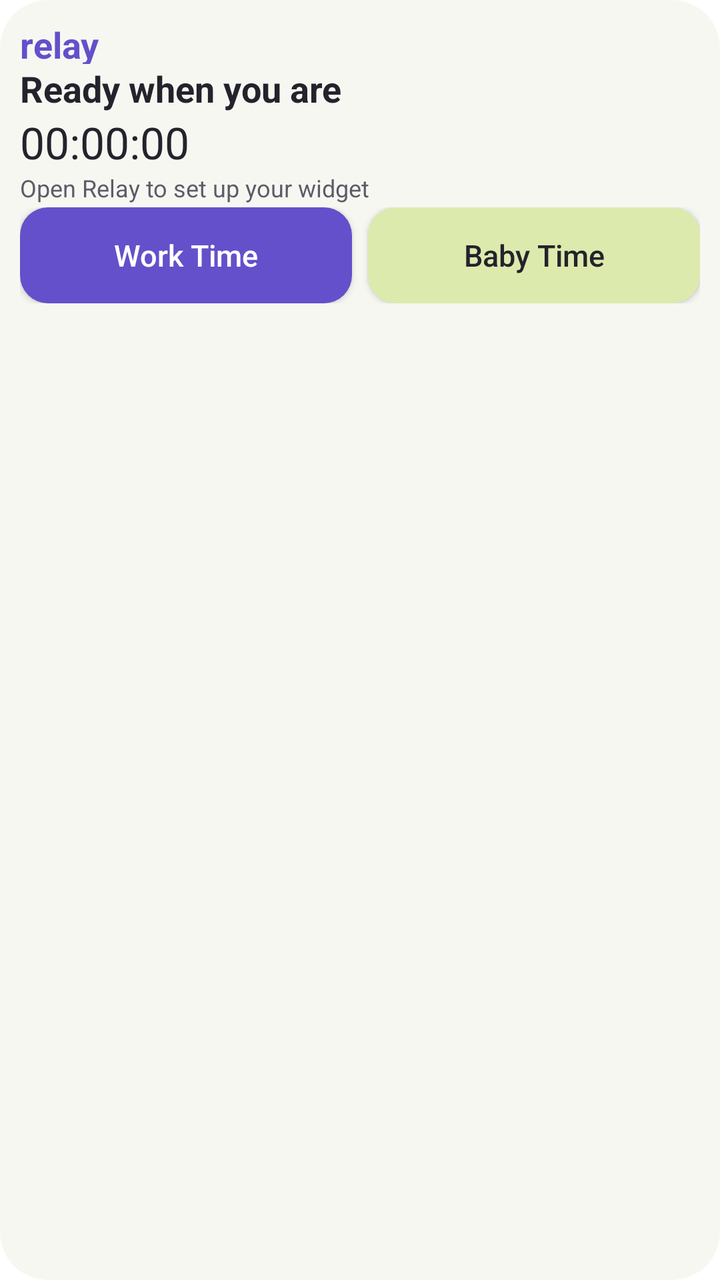
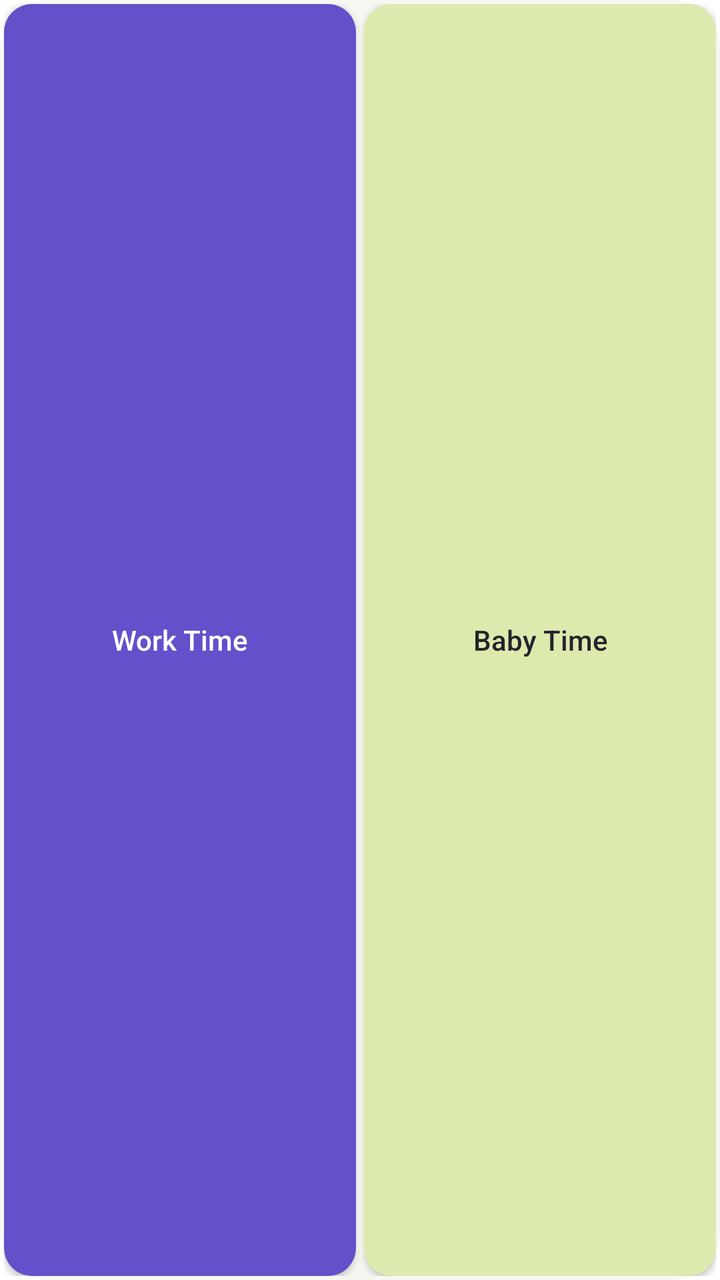

Two renders of the same Android screen: before a commit and after it. Below are the layout's source before the change and the commit's diff.
<!-- AndroidManifest.xml: fallback theme Theme.MaterialComponents.DayNight.NoActionBar -->
<!-- res/layout/relay_widget.xml -->
<?xml version="1.0" encoding="utf-8"?>
<LinearLayout xmlns:android="http://schemas.android.com/apk/res/android"
    android:id="@+id/widget_root"
    android:layout_width="match_parent" android:layout_height="match_parent"
    android:backgroundTint="@null" android:background="@drawable/widget_background" android:orientation="vertical"
    android:padding="10dp">
    <TextView android:id="@+id/widget_brand" android:layout_width="match_parent" android:layout_height="22dp"
        android:text="relay" android:textColor="#6450CA" android:textSize="18sp" android:textStyle="bold"
        android:contentDescription="Open Relay" />
    <LinearLayout android:id="@+id/widget_normal" android:layout_width="match_parent" android:layout_height="wrap_content" android:orientation="vertical">
        <TextView android:id="@+id/widget_status" android:layout_width="match_parent" android:layout_height="wrap_content"
            android:text="Ready when you are" android:textColor="#24232C" android:textSize="18sp" android:textStyle="bold" android:maxLines="1" android:ellipsize="end" />
        <Chronometer android:id="@+id/widget_clock" android:layout_width="match_parent" android:layout_height="wrap_content"
            android:textColor="#24232C" android:textSize="22sp" android:visibility="gone" />
        <TextView android:id="@+id/widget_time_static" android:layout_width="match_parent" android:layout_height="wrap_content"
            android:text="00:00:00" android:textColor="#24232C" android:textSize="22sp" />
        <TextView android:id="@+id/widget_subtitle" android:layout_width="match_parent" android:layout_height="18dp"
            android:text="Open Relay to set up your widget" android:textColor="#5E5B68" android:textSize="12sp" android:maxLines="1" android:ellipsize="end" />
        <LinearLayout android:layout_width="match_parent" android:layout_height="48dp" android:orientation="horizontal">
            <Button android:id="@+id/widget_work" android:layout_width="0dp" android:layout_height="match_parent" android:layout_weight="1"
                android:backgroundTint="@null" android:background="@drawable/widget_work_button" android:layout_marginEnd="4dp" android:text="Work Time" android:textColor="#FFFFFF" android:textSize="15sp" android:textAllCaps="false" android:padding="0dp" />
            <Button android:id="@+id/widget_baby" android:layout_width="0dp" android:layout_height="match_parent" android:layout_weight="1"
                android:backgroundTint="@null" android:background="@drawable/widget_baby_button" android:layout_marginStart="4dp" android:text="Baby Time" android:textColor="#24232C" android:textSize="15sp" android:textAllCaps="false" android:padding="0dp" />
        </LinearLayout>
        <LinearLayout android:id="@+id/widget_session_actions" android:layout_width="match_parent" android:layout_height="48dp" android:layout_marginTop="6dp" android:orientation="horizontal" android:visibility="gone">
            <Button android:id="@+id/widget_interruption" android:layout_width="0dp" android:layout_height="match_parent" android:layout_weight="2"
                android:backgroundTint="@null" android:background="@drawable/widget_interruption_button" android:layout_marginEnd="4dp" android:text="Interruption" android:textColor="#24232C" android:textSize="15sp" android:textAllCaps="false" android:padding="0dp" />
            <Button android:id="@+id/widget_end" android:layout_width="0dp" android:layout_height="match_parent" android:layout_weight="1"
                android:backgroundTint="@null" android:background="@drawable/widget_neutral_button" android:layout_marginStart="4dp" android:text="End" android:textColor="#24232C" android:textSize="15sp" android:textAllCaps="false" android:padding="0dp" />
        </LinearLayout>
    </LinearLayout>
    <LinearLayout android:id="@+id/widget_picker" android:layout_width="match_parent" android:layout_height="wrap_content" android:orientation="vertical" android:visibility="gone">
        <LinearLayout android:layout_width="match_parent" android:layout_height="32dp" android:orientation="horizontal">
            <TextView android:layout_width="0dp" android:layout_height="match_parent" android:layout_weight="2" android:text="Who needs you?" android:textColor="#24232C" android:textSize="17sp" android:textStyle="bold" android:gravity="center_vertical" />
            <TextView android:id="@+id/widget_cancel" android:layout_width="0dp" android:layout_height="match_parent" android:layout_weight="1" android:text="Cancel" android:textColor="#6450CA" android:textSize="14sp" android:gravity="center" />
        </LinearLayout>
        <LinearLayout android:layout_width="match_parent" android:layout_height="48dp" android:orientation="horizontal">
            <Button android:id="@+id/widget_baby_0" android:layout_width="0dp" android:layout_height="match_parent" android:layout_weight="1" android:layout_marginEnd="4dp" android:backgroundTint="@null" android:background="@drawable/widget_baby_button" android:textColor="#24232C" android:textSize="15sp" android:textAllCaps="false" android:padding="4dp" android:maxLines="1" android:ellipsize="end" />
            <Button android:id="@+id/widget_baby_1" android:layout_width="0dp" android:layout_height="match_parent" android:layout_weight="1" android:layout_marginStart="4dp" android:backgroundTint="@null" android:background="@drawable/widget_baby_button" android:textColor="#24232C" android:textSize="15sp" android:textAllCaps="false" android:padding="4dp" android:maxLines="1" android:ellipsize="end" />
        </LinearLayout>
        <LinearLayout android:id="@+id/widget_baby_row_2" android:layout_width="match_parent" android:layout_height="48dp" android:layout_marginTop="6dp" android:orientation="horizontal">
            <Button android:id="@+id/widget_baby_2" android:layout_width="0dp" android:layout_height="match_parent" android:layout_weight="1" android:layout_marginEnd="4dp" android:backgroundTint="@null" android:background="@drawable/widget_baby_button" android:textColor="#24232C" android:textSize="15sp" android:textAllCaps="false" android:padding="4dp" android:maxLines="1" android:ellipsize="end" />
            <Button android:id="@+id/widget_baby_3" android:layout_width="0dp" android:layout_height="match_parent" android:layout_weight="1" android:layout_marginStart="4dp" android:backgroundTint="@null" android:background="@drawable/widget_baby_button" android:textColor="#24232C" android:textSize="15sp" android:textAllCaps="false" android:padding="4dp" android:maxLines="1" android:ellipsize="end" />
        </LinearLayout>
        <LinearLayout android:layout_width="match_parent" android:layout_height="48dp" android:layout_marginTop="6dp" android:orientation="horizontal">
            <Button android:id="@+id/widget_all_babies" android:layout_width="0dp" android:layout_height="match_parent" android:layout_weight="1" android:backgroundTint="@null" android:background="@drawable/widget_work_button" android:layout_marginEnd="4dp" android:text="All babies" android:textColor="#FFFFFF" android:textSize="15sp" android:textAllCaps="false" android:padding="0dp" />
            <Button android:id="@+id/widget_more_babies" android:layout_width="0dp" android:layout_height="match_parent" android:layout_weight="1" android:backgroundTint="@null" android:background="@drawable/widget_neutral_button" android:layout_marginStart="4dp" android:text="More babies →" android:textColor="#24232C" android:textSize="14sp" android:textAllCaps="false" android:padding="0dp" android:visibility="gone" />
        </LinearLayout>
    </LinearLayout>
</LinearLayout>
<!-- resources referenced by this layout -->
<resources>
  <!-- drawable widget_baby_button (drawable) -->
  <?xml version="1.0" encoding="utf-8"?>
  <shape xmlns:android="http://schemas.android.com/apk/res/android" android:shape="rectangle">
      <solid android:color="#DDEAAD" />
      <corners android:radius="14dp" />
  </shape>
  <!-- drawable widget_background (drawable) -->
  <?xml version="1.0" encoding="utf-8"?>
  <shape xmlns:android="http://schemas.android.com/apk/res/android" android:shape="rectangle">
      <solid android:color="#F7F7F2" />
      <corners android:radius="24dp" />
  </shape>
  <!-- drawable widget_interruption_button (drawable) -->
  <?xml version="1.0" encoding="utf-8"?>
  <shape xmlns:android="http://schemas.android.com/apk/res/android" android:shape="rectangle">
      <solid android:color="#F3C879" />
      <corners android:radius="14dp" />
  </shape>
  <!-- drawable widget_neutral_button (drawable) -->
  <?xml version="1.0" encoding="utf-8"?>
  <shape xmlns:android="http://schemas.android.com/apk/res/android" android:shape="rectangle">
      <solid android:color="#EEEBFC" />
      <corners android:radius="14dp" />
  </shape>
  <!-- drawable widget_work_button (drawable) -->
  <?xml version="1.0" encoding="utf-8"?>
  <shape xmlns:android="http://schemas.android.com/apk/res/android" android:shape="rectangle">
      <solid android:color="#6450CA" />
      <corners android:radius="14dp" />
  </shape>
</resources>

<!-- the commit's change to res/layout/relay_widget.xml (unified diff, before → after) -->
@@ -1,50 +1,27 @@
 <?xml version="1.0" encoding="utf-8"?>
-<LinearLayout xmlns:android="http://schemas.android.com/apk/res/android"
-    android:id="@+id/widget_root"
-    android:layout_width="match_parent" android:layout_height="match_parent"
-    android:backgroundTint="@null" android:background="@drawable/widget_background" android:orientation="vertical"
-    android:padding="10dp">
-    <TextView android:id="@+id/widget_brand" android:layout_width="match_parent" android:layout_height="22dp"
-        android:text="relay" android:textColor="#6450CA" android:textSize="18sp" android:textStyle="bold"
-        android:contentDescription="Open Relay" />
-    <LinearLayout android:id="@+id/widget_normal" android:layout_width="match_parent" android:layout_height="wrap_content" android:orientation="vertical">
-        <TextView android:id="@+id/widget_status" android:layout_width="match_parent" android:layout_height="wrap_content"
-            android:text="Ready when you are" android:textColor="#24232C" android:textSize="18sp" android:textStyle="bold" android:maxLines="1" android:ellipsize="end" />
-        <Chronometer android:id="@+id/widget_clock" android:layout_width="match_parent" android:layout_height="wrap_content"
-            android:textColor="#24232C" android:textSize="22sp" android:visibility="gone" />
-        <TextView android:id="@+id/widget_time_static" android:layout_width="match_parent" android:layout_height="wrap_content"
-            android:text="00:00:00" android:textColor="#24232C" android:textSize="22sp" />
-        <TextView android:id="@+id/widget_subtitle" android:layout_width="match_parent" android:layout_height="18dp"
-            android:text="Open Relay to set up your widget" android:textColor="#5E5B68" android:textSize="12sp" android:maxLines="1" android:ellipsize="end" />
-        <LinearLayout android:layout_width="match_parent" android:layout_height="48dp" android:orientation="horizontal">
-            <Button android:id="@+id/widget_work" android:layout_width="0dp" android:layout_height="match_parent" android:layout_weight="1"
-                android:backgroundTint="@null" android:background="@drawable/widget_work_button" android:layout_marginEnd="4dp" android:text="Work Time" android:textColor="#FFFFFF" android:textSize="15sp" android:textAllCaps="false" android:padding="0dp" />
-            <Button android:id="@+id/widget_baby" android:layout_width="0dp" android:layout_height="match_parent" android:layout_weight="1"
-                android:backgroundTint="@null" android:background="@drawable/widget_baby_button" android:layout_marginStart="4dp" android:text="Baby Time" android:textColor="#24232C" android:textSize="15sp" android:textAllCaps="false" android:padding="0dp" />
-        </LinearLayout>
-        <LinearLayout android:id="@+id/widget_session_actions" android:layout_width="match_parent" android:layout_height="48dp" android:layout_marginTop="6dp" android:orientation="horizontal" android:visibility="gone">
-            <Button android:id="@+id/widget_interruption" android:layout_width="0dp" android:layout_height="match_parent" android:layout_weight="2"
-                android:backgroundTint="@null" android:background="@drawable/widget_interruption_button" android:layout_marginEnd="4dp" android:text="Interruption" android:textColor="#24232C" android:textSize="15sp" android:textAllCaps="false" android:padding="0dp" />
-            <Button android:id="@+id/widget_end" android:layout_width="0dp" android:layout_height="match_parent" android:layout_weight="1"
-                android:backgroundTint="@null" android:background="@drawable/widget_neutral_button" android:layout_marginStart="4dp" android:text="End" android:textColor="#24232C" android:textSize="15sp" android:textAllCaps="false" android:padding="0dp" />
-        </LinearLayout>
-    </LinearLayout>
-    <LinearLayout android:id="@+id/widget_picker" android:layout_width="match_parent" android:layout_height="wrap_content" android:orientation="vertical" android:visibility="gone">
-        <LinearLayout android:layout_width="match_parent" android:layout_height="32dp" android:orientation="horizontal">
-            <TextView android:layout_width="0dp" android:layout_height="match_parent" android:layout_weight="2" android:text="Who needs you?" android:textColor="#24232C" android:textSize="17sp" android:textStyle="bold" android:gravity="center_vertical" />
-            <TextView android:id="@+id/widget_cancel" android:layout_width="0dp" android:layout_height="match_parent" android:layout_weight="1" android:text="Cancel" android:textColor="#6450CA" android:textSize="14sp" android:gravity="center" />
-        </LinearLayout>
-        <LinearLayout android:layout_width="match_parent" android:layout_height="48dp" android:orientation="horizontal">
-            <Button android:id="@+id/widget_baby_0" android:layout_width="0dp" android:layout_height="match_parent" android:layout_weight="1" android:layout_marginEnd="4dp" android:backgroundTint="@null" android:background="@drawable/widget_baby_button" android:textColor="#24232C" android:textSize="15sp" android:textAllCaps="false" android:padding="4dp" android:maxLines="1" android:ellipsize="end" />
-            <Button android:id="@+id/widget_baby_1" android:layout_width="0dp" android:layout_height="match_parent" android:layout_weight="1" android:layout_marginStart="4dp" android:backgroundTint="@null" android:background="@drawable/widget_baby_button" android:textColor="#24232C" android:textSize="15sp" android:textAllCaps="false" android:padding="4dp" android:maxLines="1" android:ellipsize="end" />
-        </LinearLayout>
-        <LinearLayout android:id="@+id/widget_baby_row_2" android:layout_width="match_parent" android:layout_height="48dp" android:layout_marginTop="6dp" android:orientation="horizontal">
-            <Button android:id="@+id/widget_baby_2" android:layout_width="0dp" android:layout_height="match_parent" android:layout_weight="1" android:layout_marginEnd="4dp" android:backgroundTint="@null" android:background="@drawable/widget_baby_button" android:textColor="#24232C" android:textSize="15sp" android:textAllCaps="false" android:padding="4dp" android:maxLines="1" android:ellipsize="end" />
-            <Button android:id="@+id/widget_baby_3" android:layout_width="0dp" android:layout_height="match_parent" android:layout_weight="1" android:layout_marginStart="4dp" android:backgroundTint="@null" android:background="@drawable/widget_baby_button" android:textColor="#24232C" android:textSize="15sp" android:textAllCaps="false" android:padding="4dp" android:maxLines="1" android:ellipsize="end" />
-        </LinearLayout>
-        <LinearLayout android:layout_width="match_parent" android:layout_height="48dp" android:layout_marginTop="6dp" android:orientation="horizontal">
-            <Button android:id="@+id/widget_all_babies" android:layout_width="0dp" android:layout_height="match_parent" android:layout_weight="1" android:backgroundTint="@null" android:background="@drawable/widget_work_button" android:layout_marginEnd="4dp" android:text="All babies" android:textColor="#FFFFFF" android:textSize="15sp" android:textAllCaps="false" android:padding="0dp" />
-            <Button android:id="@+id/widget_more_babies" android:layout_width="0dp" android:layout_height="match_parent" android:layout_weight="1" android:backgroundTint="@null" android:background="@drawable/widget_neutral_button" android:layout_marginStart="4dp" android:text="More babies →" android:textColor="#24232C" android:textSize="14sp" android:textAllCaps="false" android:padding="0dp" android:visibility="gone" />
-        </LinearLayout>
-    </LinearLayout>
+<LinearLayout xmlns:android="http://schemas.android.com/apk/res/android" android:id="@+id/widget_root" android:layout_width="match_parent" android:layout_height="match_parent" android:background="@drawable/widget_background" android:backgroundTint="@null" android:padding="2dp" android:orientation="vertical" android:gravity="center_vertical">
+<LinearLayout android:id="@+id/widget_normal" android:layout_width="match_parent" android:layout_height="match_parent" android:orientation="vertical">
+<TextView android:id="@+id/widget_error" android:layout_width="match_parent" android:layout_height="16dp" android:textColor="#9D3424" android:textSize="10sp" android:includeFontPadding="false" android:maxLines="1" android:ellipsize="end" android:visibility="gone"/>
+<LinearLayout android:id="@+id/widget_session_summary" android:visibility="gone" android:layout_width="match_parent" android:layout_height="16dp" android:orientation="horizontal" android:gravity="center_vertical">
+<TextView android:id="@+id/widget_status" android:layout_width="0dp" android:layout_height="match_parent" android:layout_weight="1" android:layout_marginEnd="3dp" android:gravity="center_vertical" android:includeFontPadding="false" android:text="Work Time" android:textColor="#24232C" android:textSize="12sp" android:textStyle="bold" android:maxLines="1" android:ellipsize="end"/>
+<FrameLayout android:layout_width="wrap_content" android:layout_height="match_parent">
+<Chronometer android:id="@+id/widget_clock" android:layout_width="wrap_content" android:layout_height="match_parent" android:gravity="center_vertical" android:includeFontPadding="false" android:textColor="#24232C" android:textSize="14sp" android:visibility="gone"/>
+<TextView android:id="@+id/widget_time_static" android:layout_width="wrap_content" android:layout_height="match_parent" android:gravity="center_vertical" android:includeFontPadding="false" android:text="00:00:00" android:textColor="#24232C" android:textSize="14sp"/>
+</FrameLayout>
 </LinearLayout>
+<LinearLayout android:id="@+id/widget_start_actions" android:layout_width="match_parent" android:layout_height="0dp" android:layout_weight="1" android:orientation="horizontal">
+<Button android:id="@+id/widget_work" android:backgroundTint="@null" android:background="@drawable/widget_work_button" android:text="Work Time" android:textColor="#FFFFFF" android:textSize="13sp" android:textAllCaps="false" android:padding="0dp" android:minWidth="0dp" android:minHeight="0dp" android:maxLines="2" android:ellipsize="end" android:autoSizeTextType="uniform" android:autoSizeMinTextSize="11sp" android:autoSizeMaxTextSize="14sp" android:autoSizeStepGranularity="1sp" android:layout_width="0dp" android:layout_height="match_parent" android:layout_weight="1" android:layout_marginEnd="2dp"/><Button android:id="@+id/widget_baby" android:backgroundTint="@null" android:background="@drawable/widget_baby_button" android:text="Baby Time" android:textColor="#24232C" android:textSize="13sp" android:textAllCaps="false" android:padding="0dp" android:minWidth="0dp" android:minHeight="0dp" android:maxLines="2" android:ellipsize="end" android:autoSizeTextType="uniform" android:autoSizeMinTextSize="11sp" android:autoSizeMaxTextSize="14sp" android:autoSizeStepGranularity="1sp" android:layout_width="0dp" android:layout_height="match_parent" android:layout_weight="1" android:layout_marginStart="2dp"/></LinearLayout>
+<LinearLayout android:id="@+id/widget_session_actions" android:layout_width="match_parent" android:layout_height="0dp" android:layout_weight="1" android:orientation="horizontal" android:visibility="gone">
+<Button android:id="@+id/widget_interruption" android:backgroundTint="@null" android:background="@drawable/widget_interruption_button" android:text="Interruption" android:textColor="#24232C" android:textSize="13sp" android:textAllCaps="false" android:padding="0dp" android:minWidth="0dp" android:minHeight="0dp" android:maxLines="2" android:ellipsize="end" android:autoSizeTextType="uniform" android:autoSizeMinTextSize="11sp" android:autoSizeMaxTextSize="14sp" android:autoSizeStepGranularity="1sp" android:layout_width="0dp" android:layout_height="match_parent" android:layout_weight="2" android:layout_marginEnd="2dp"/><Button android:id="@+id/widget_change_baby" android:backgroundTint="@null" android:background="@drawable/widget_baby_button" android:text="Change baby" android:textColor="#24232C" android:textSize="13sp" android:textAllCaps="false" android:padding="0dp" android:minWidth="0dp" android:minHeight="0dp" android:maxLines="2" android:ellipsize="end" android:autoSizeTextType="uniform" android:autoSizeMinTextSize="11sp" android:autoSizeMaxTextSize="14sp" android:autoSizeStepGranularity="1sp" android:layout_width="0dp" android:layout_height="match_parent" android:layout_weight="2" android:layout_marginEnd="2dp" android:visibility="gone"/><Button android:id="@+id/widget_end" android:backgroundTint="@null" android:background="@drawable/widget_neutral_button" android:text="End" android:textColor="#24232C" android:textSize="13sp" android:textAllCaps="false" android:padding="0dp" android:minWidth="0dp" android:minHeight="0dp" android:maxLines="2" android:ellipsize="end" android:autoSizeTextType="uniform" android:autoSizeMinTextSize="11sp" android:autoSizeMaxTextSize="14sp" android:autoSizeStepGranularity="1sp" android:layout_width="0dp" android:layout_height="match_parent" android:layout_weight="1" android:layout_marginStart="2dp"/></LinearLayout>
+</LinearLayout>
+<include layout="@layout/relay_widget_picker"/>
+</LinearLayout>
+<!-- res/layout/relay_widget_picker.xml (included above) -->
+<?xml version="1.0" encoding="utf-8"?>
+<LinearLayout xmlns:android="http://schemas.android.com/apk/res/android" android:id="@+id/widget_picker" android:layout_width="match_parent" android:layout_height="match_parent" android:orientation="vertical" android:gravity="center_vertical" android:visibility="gone"><LinearLayout android:id="@+id/widget_picker_compact" android:layout_width="match_parent" android:layout_height="match_parent" android:orientation="vertical">
+<TextView android:id="@+id/widget_cancel_compact" android:layout_width="match_parent" android:layout_height="16dp" android:text="× Cancel" android:contentDescription="Cancel baby selection" android:textColor="#6450CA" android:textSize="10sp" android:gravity="center_vertical|end" android:includeFontPadding="false"/>
+<LinearLayout android:layout_width="match_parent" android:layout_height="0dp" android:layout_weight="1" android:orientation="horizontal">
+<Button android:id="@+id/widget_previous_baby" android:backgroundTint="@null" android:background="@drawable/widget_neutral_button" android:text="‹" android:textColor="#24232C" android:textSize="13sp" android:textAllCaps="false" android:padding="0dp" android:minWidth="0dp" android:minHeight="0dp" android:maxLines="2" android:ellipsize="end" android:autoSizeTextType="uniform" android:autoSizeMinTextSize="11sp" android:autoSizeMaxTextSize="14sp" android:autoSizeStepGranularity="1sp" android:layout_width="28dp" android:layout_height="match_parent" android:contentDescription="Previous baby" android:layout_marginEnd="2dp"/><Button android:id="@+id/widget_selected_baby" android:backgroundTint="@null" android:background="@drawable/widget_baby_button" android:text="" android:textColor="#24232C" android:textSize="13sp" android:textAllCaps="false" android:padding="0dp" android:minWidth="0dp" android:minHeight="0dp" android:maxLines="2" android:ellipsize="end" android:autoSizeTextType="uniform" android:autoSizeMinTextSize="11sp" android:autoSizeMaxTextSize="14sp" android:autoSizeStepGranularity="1sp" android:layout_width="0dp" android:layout_height="match_parent" android:layout_weight="1"/><Button android:id="@+id/widget_next_baby" android:backgroundTint="@null" android:background="@drawable/widget_neutral_button" android:text="›" android:textColor="#24232C" android:textSize="13sp" android:textAllCaps="false" android:padding="0dp" android:minWidth="0dp" android:minHeight="0dp" android:maxLines="2" android:ellipsize="end" android:autoSizeTextType="uniform" android:autoSizeMinTextSize="11sp" android:autoSizeMaxTextSize="14sp" android:autoSizeStepGranularity="1sp" android:layout_width="28dp" android:layout_height="match_parent" android:contentDescription="Next baby" android:layout_marginStart="2dp"/></LinearLayout></LinearLayout><LinearLayout android:id="@+id/widget_picker_full" android:layout_width="match_parent" android:layout_height="wrap_content" android:orientation="vertical">
+<LinearLayout android:layout_width="match_parent" android:layout_height="40dp" android:orientation="horizontal">
+<TextView android:layout_width="0dp" android:layout_height="match_parent" android:layout_weight="1" android:text="Baby Time" android:textColor="#24232C" android:textSize="17sp" android:textStyle="bold" android:gravity="center_vertical"/>
+<Button android:id="@+id/widget_cancel" android:backgroundTint="@null" android:background="@drawable/widget_neutral_button" android:text="Cancel" android:textColor="#24232C" android:textSize="13sp" android:textAllCaps="false" android:padding="0dp" android:minWidth="0dp" android:minHeight="0dp" android:maxLines="2" android:ellipsize="end" android:autoSizeTextType="uniform" android:autoSizeMinTextSize="11sp" android:autoSizeMaxTextSize="14sp" android:autoSizeStepGranularity="1sp" android:layout_width="64dp" android:layout_height="match_parent"/></LinearLayout><LinearLayout android:layout_width="match_parent" android:layout_height="48dp" android:orientation="horizontal" android:layout_marginTop="4dp"><Button android:id="@+id/widget_baby_0" android:backgroundTint="@null" android:background="@drawable/widget_baby_button" android:text="" android:textColor="#24232C" android:textSize="13sp" android:textAllCaps="false" android:padding="0dp" android:minWidth="0dp" android:minHeight="0dp" android:maxLines="2" android:ellipsize="end" android:autoSizeTextType="uniform" android:autoSizeMinTextSize="11sp" android:autoSizeMaxTextSize="14sp" android:autoSizeStepGranularity="1sp" android:layout_width="0dp" android:layout_height="match_parent" android:layout_weight="1" android:layout_marginEnd="2dp"/><Button android:id="@+id/widget_baby_1" android:backgroundTint="@null" android:background="@drawable/widget_baby_button" android:text="" android:textColor="#24232C" android:textSize="13sp" android:textAllCaps="false" android:padding="0dp" android:minWidth="0dp" android:minHeight="0dp" android:maxLines="2" android:ellipsize="end" android:autoSizeTextType="uniform" android:autoSizeMinTextSize="11sp" android:autoSizeMaxTextSize="14sp" android:autoSizeStepGranularity="1sp" android:layout_width="0dp" android:layout_height="match_parent" android:layout_weight="1" android:layout_marginStart="2dp"/></LinearLayout><LinearLayout android:id="@+id/widget_baby_row_2" android:layout_width="match_parent" android:layout_height="48dp" android:orientation="horizontal" android:layout_marginTop="4dp"><Button android:id="@+id/widget_baby_2" android:backgroundTint="@null" android:background="@drawable/widget_baby_button" android:text="" android:textColor="#24232C" android:textSize="13sp" android:textAllCaps="false" android:padding="0dp" android:minWidth="0dp" android:minHeight="0dp" android:maxLines="2" android:ellipsize="end" android:autoSizeTextType="uniform" android:autoSizeMinTextSize="11sp" android:autoSizeMaxTextSize="14sp" android:autoSizeStepGranularity="1sp" android:layout_width="0dp" android:layout_height="match_parent" android:layout_weight="1" android:layout_marginEnd="2dp"/><Button android:id="@+id/widget_baby_3" android:backgroundTint="@null" android:background="@drawable/widget_baby_button" android:text="" android:textColor="#24232C" android:textSize="13sp" android:textAllCaps="false" android:padding="0dp" android:minWidth="0dp" android:minHeight="0dp" android:maxLines="2" android:ellipsize="end" android:autoSizeTextType="uniform" android:autoSizeMinTextSize="11sp" android:autoSizeMaxTextSize="14sp" android:autoSizeStepGranularity="1sp" android:layout_width="0dp" android:layout_height="match_parent" android:layout_weight="1" android:layout_marginStart="2dp"/></LinearLayout><LinearLayout android:layout_width="match_parent" android:layout_height="48dp" android:layout_marginTop="4dp" android:orientation="horizontal"><Button android:id="@+id/widget_all_babies" android:backgroundTint="@null" android:background="@drawable/widget_work_button" android:text="All babies" android:textColor="#FFFFFF" android:textSize="13sp" android:textAllCaps="false" android:padding="0dp" android:minWidth="0dp" android:minHeight="0dp" android:maxLines="2" android:ellipsize="end" android:autoSizeTextType="uniform" android:autoSizeMinTextSize="11sp" android:autoSizeMaxTextSize="14sp" android:autoSizeStepGranularity="1sp" android:layout_width="0dp" android:layout_height="match_parent" android:layout_weight="1" android:layout_marginEnd="2dp"/><Button android:id="@+id/widget_more_babies" android:backgroundTint="@null" android:background="@drawable/widget_neutral_button" android:text="More babies →" android:textColor="#24232C" android:textSize="13sp" android:textAllCaps="false" android:padding="0dp" android:minWidth="0dp" android:minHeight="0dp" android:maxLines="2" android:ellipsize="end" android:autoSizeTextType="uniform" android:autoSizeMinTextSize="11sp" android:autoSizeMaxTextSize="14sp" android:autoSizeStepGranularity="1sp" android:layout_width="0dp" android:layout_height="match_parent" android:layout_weight="1" android:layout_marginStart="2dp"/></LinearLayout></LinearLayout></LinearLayout>
